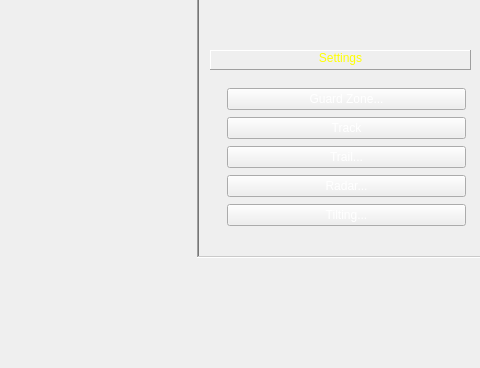
Qt form RadarArmed2020/mainwindow.ui (MiftahSalam/Radar-Armed-2020) before a commit; both pictures show x 675 to 1155 and y 562 to 930 of the 1155 by 930 pixel window.
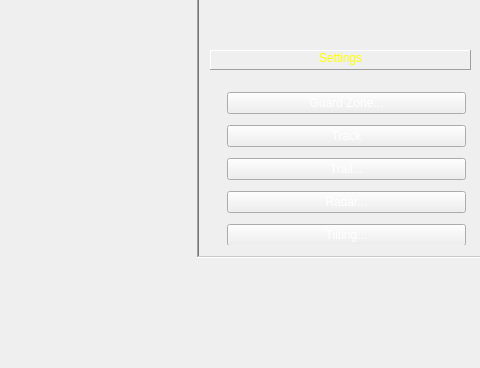
The same form after that commit. Icons and pictures are not drawn. Custom widgets are drawn as their Qt base class.

```diff
--- a/RadarArmed2020/mainwindow.ui
+++ b/RadarArmed2020/mainwindow.ui
@@ -174,7 +174,7 @@
           <x>6</x>
           <y>26</y>
           <width>261</width>
-          <height>164</height>
+          <height>186</height>
          </rect>
         </property>
         <layout class="QVBoxLayout" name="verticalLayout_2">
```
Left out of the diff: 8 changed lines with no effect on the pictures.
